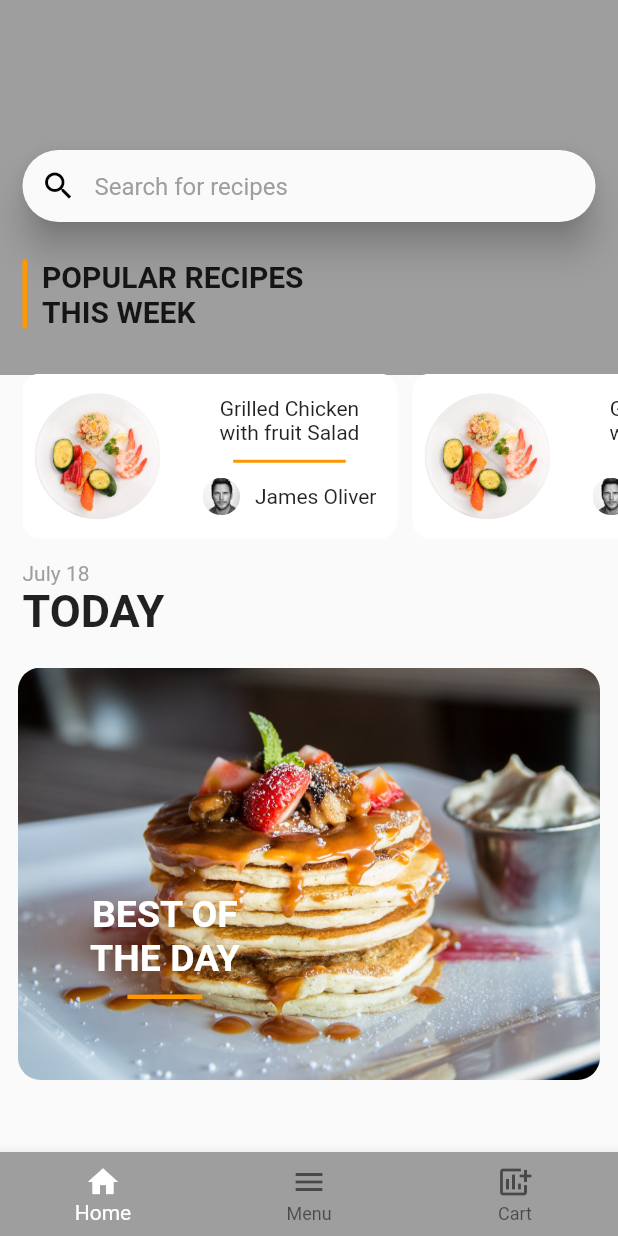
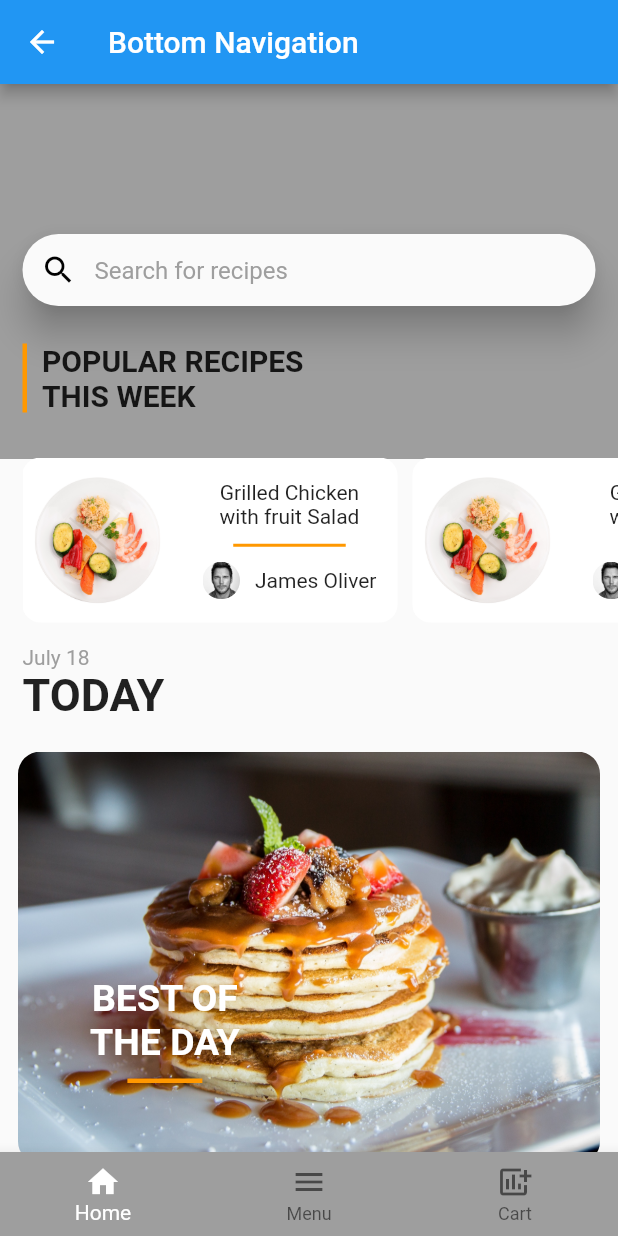
Before and after one commit to aryanmaheshwari1420/My-app, a Flutter app: the HomePage screen opened by its route, on a phone screen of 412 x 824 dp. Run offline on Flutter 3.47's test engine with Material 2 defaults, Android fonts, the phone set to English and light mode, and no system bars; our stand-ins replace carousel_slider, cloud_firestore, dots_indicator, firebase_core; accounts and stored records are empty; Roboto replaces fonts that are missing (Quicksand, Timesroman).

Commit message:
small changex

```diff
--- a/whole_shop/lib/Home_page.dart
+++ b/whole_shop/lib/Home_page.dart
@@ -1,4 +1,4 @@
-// ignore_for_file: prefer_const_constructors, prefer_const_literals_to_create_immutables
+// ignore_for_file: prefer_const_constructors, prefer_const_literals_to_create_immutables, unnecessary_import
 
 import 'dart:ui';
 
@@ -16,12 +16,14 @@ class HomePage extends StatefulWidget {
 
 class _HomePageState extends State<HomePage> {
   int _selectedItem = 0;
-  var _pages = Pizza();
   @override
   Widget build(BuildContext context) {
     // ignore: unnecessary_new
     return new Scaffold(
 
+       appBar: AppBar(
+        title: Text("Bottom Navigation"),
+      ),
       bottomNavigationBar: BottomNavigationBar(
         items: [
           BottomNavigationBarItem(icon: Icon(Icons.home), label: "Home"),
--- a/whole_shop/lib/main.dart
+++ b/whole_shop/lib/main.dart
@@ -23,9 +23,6 @@ void main()  async{
       'S3': (context) =>  SignUp(),
       'S4': (context) => dashboard(),
       'S5': (context) => HomePage()
-      // 'S6':(context) =>  dashboard(),
-
-      // 'S5':((context) => dashboard()),
     },
   ));
 }
```
